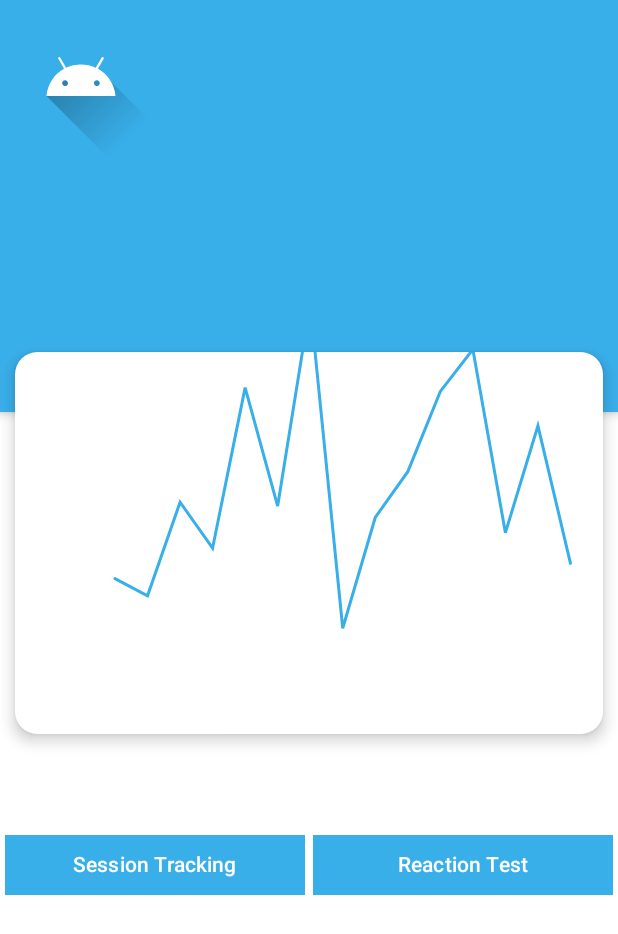
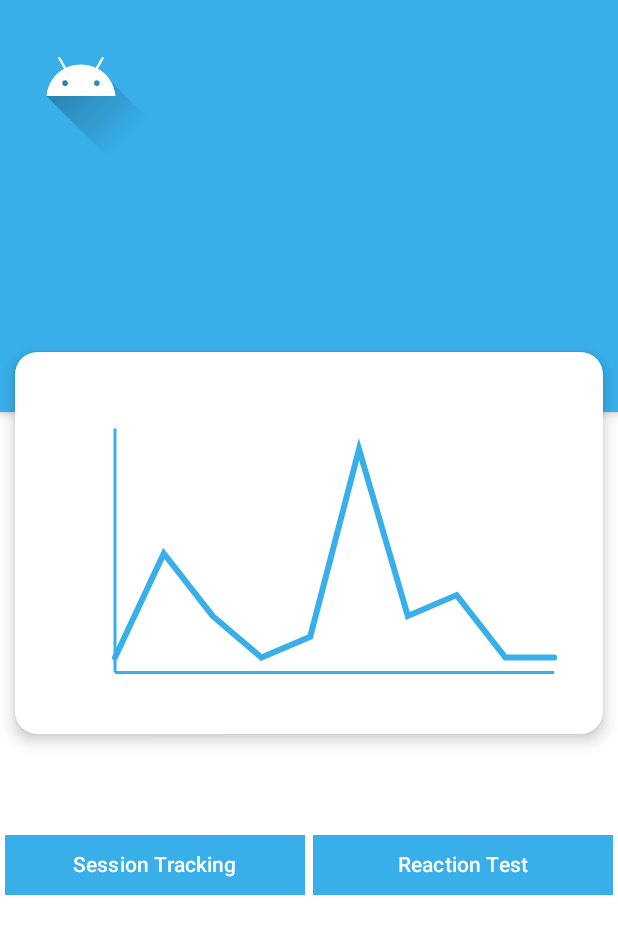
Before and after one commit to aydinbattal/SideEyePlus, an Android app built with Jetpack Compose: the HomeDriverActivity screen opened directly, with no data from a screen before it, on a phone screen of 412 x 824 dp. Shown: the top 934 px of the screen. Run offline under Robolectric (Android 15) with nearby library versions, the phone set to English and light mode, and no system bars; our stand-ins replace Firebase (no records; nobody signed in at launch, a user with empty details on screens opened directly).

Commit message:
Update Driver Home Screen, Implement X and Y axis to LineChart. will be used with real data that comes in to corresponded to graph drawn to point reference points.

```diff
--- a/app/src/main/java/sheridan/czuberad/sideeye/Services/DriverService.kt
+++ b/app/src/main/java/sheridan/czuberad/sideeye/Services/DriverService.kt
@@ -42,29 +42,6 @@ class DriverService {
 
     }
 
-//    fun fetchCurrentUser(): Driver {
-//
-//        val driver = Driver()
-//        if(currentUser != null){
-//            db.collection("Drivers").document(currentUser).get()
-//                .addOnSuccessListener {
-//                    if(it != null && it.exists()){
-//                        Log.d("YOO", ("Inside fetchCurrentUser: " + it.getString("name")) ?: "")
-//                        driver.companyName = it.getString("companyName") ?: ""
-//                        driver.email = it.getString("email") ?: ""
-//                        driver.name = it.getString("name") ?: ""
-//                        driver.phoneNumber = it.getString("phoneNumber") ?: ""
-//                        driver.status = it.getBoolean("status") ?: false
-//                    }
-//                }
-//        }
-//        Log.d("YOO", "Inside fetchCurrentUser before return " + driver.name)
-//
-//        return driver
-//
-//
-//    }
-
     fun fetchCurrentUser(callback: (Driver?) -> Unit) {
         if (currentUser != null) {
             db.collection("Drivers").document(currentUser).get()
@@ -90,4 +67,10 @@ class DriverService {
         }
     }
 
+
+    fun fetchSessions(){
+
+
+    }
+
 }
--- a/app/src/main/java/sheridan/czuberad/sideeye/UI/DriverHome.kt
+++ b/app/src/main/java/sheridan/czuberad/sideeye/UI/DriverHome.kt
@@ -1,5 +1,6 @@
 package sheridan.czuberad.sideeye.UI
 
+import android.annotation.SuppressLint
 import android.content.Intent
 import androidx.compose.animation.core.Animatable
 import androidx.compose.animation.core.tween
@@ -7,8 +8,11 @@ import androidx.compose.foundation.Canvas
 import androidx.compose.foundation.Image
 import androidx.compose.foundation.background
 import androidx.compose.foundation.layout.Arrangement
+import androidx.compose.foundation.layout.Box
+
 import androidx.compose.foundation.layout.Column
 import androidx.compose.foundation.layout.Row
+
 import androidx.compose.foundation.layout.Spacer
 import androidx.compose.foundation.layout.fillMaxSize
 import androidx.compose.foundation.layout.fillMaxWidth
@@ -25,9 +29,12 @@ import androidx.compose.material3.Text
 import androidx.compose.runtime.Composable
 import androidx.compose.runtime.LaunchedEffect
 import androidx.compose.runtime.remember
+import androidx.compose.runtime.rememberUpdatedState
 import androidx.compose.ui.Alignment
 import androidx.compose.ui.Modifier
+import androidx.compose.ui.geometry.Offset
 import androidx.compose.ui.graphics.Color
+import androidx.compose.ui.graphics.Paint
 import androidx.compose.ui.graphics.Path
 import androidx.compose.ui.graphics.RectangleShape
 import androidx.compose.ui.graphics.StrokeCap
@@ -35,7 +42,11 @@ import androidx.compose.ui.graphics.drawscope.Stroke
 import androidx.compose.ui.platform.LocalConfiguration
 import androidx.compose.ui.platform.LocalContext
 import androidx.compose.ui.res.painterResource
+import androidx.compose.ui.text.TextLayoutResult
+import androidx.compose.ui.text.TextStyle
+import androidx.compose.ui.text.drawText
 import androidx.compose.ui.unit.dp
+import androidx.compose.ui.unit.sp
 import androidx.compose.ui.zIndex
 import sheridan.czuberad.sideeye.`Application Logic`.IndependentDriverLogic
 import sheridan.czuberad.sideeye.Domain.Driver
@@ -48,21 +59,17 @@ import kotlin.math.roundToInt
 @Composable
 fun DriverHome() {
     val data = listOf(
-        Pair(6, 111.45),
-        Pair(7, 111.0),
-        Pair(8, 113.45),
-        Pair(9, 112.25),
-        Pair(10, 116.45),
-        Pair(11, 113.35),
-        Pair(12, 118.65),
-        Pair(13, 110.15),
-        Pair(14, 113.05),
-        Pair(15, 114.25),
-        Pair(16, 116.35),
-        Pair(17, 117.45),
-        Pair(18, 112.65),
-        Pair(19, 115.45),
-        Pair(20, 111.85)
+        Pair(1, 0),
+        Pair(2, 5),
+        Pair(3, 2),
+        Pair(4, 0),
+        Pair(5, 1),
+        Pair(6, 10),
+        Pair(7, 2),
+        Pair(8, 3),
+        Pair(9, 0),
+        Pair(10, 0)
+
     )
     val configuration = LocalConfiguration.current
     val context = LocalContext.current
@@ -105,6 +112,7 @@ fun DriverHome() {
 
 
         }
+
 
 
         Row(
@@ -151,15 +159,17 @@ fun DriverHome() {
 
 }
 
+
+
 @Composable
 fun LineChart(
-    data: List<Pair<Int, Double>> = emptyList(),
+    data: List<Pair<Int, Int>> = emptyList(),
     modifier: Modifier = Modifier,
     title: String = "Session Overview"
 ) {
     val spacing = 100f
     val graphColor = Color(0xFF39AFEA)
-    val upperValue = remember { (data.maxOfOrNull { it.second }?.plus(1))?.roundToInt() ?: 0 }
+    val upperValue = remember { (data.maxOfOrNull { it.second }?.plus(1)) ?: 0 }
     val lowerValue = remember { (data.minOfOrNull { it.second }?.toInt() ?: 0) }
 
     val drawingProgress = remember { Animatable(0f) }
@@ -171,20 +181,25 @@ fun LineChart(
         )
     }
 
+    Canvas(modifier = modifier) {
+        val spacePerHour = (size.width - spacing) / data.size
+        val lastDataPointX = spacing + (data.size - 1) * spacePerHour
+        val height = size.height
 
 
-    Canvas(modifier = modifier) {
-        val spacePerHour = (size.width - spacing) / data.size
-        val height = size.height
+        val graphTopPaddingRatio = 0.2f
+        val graphBottomPaddingRatio = 0.2f
+        val availableHeight = height * (1 - graphTopPaddingRatio - graphBottomPaddingRatio)
+        val graphTopPadding = height * graphTopPaddingRatio
 
         val path = Path()
         val drawingLimit = drawingProgress.value.toInt()
 
         for (i in 0 until drawingLimit) {
             val info = data[i]
-            val ratio = (info.second - lowerValue) / (upperValue - lowerValue)
+            val ratio = (info.second - lowerValue).toFloat() / (upperValue - lowerValue)
             val x1 = spacing + i * spacePerHour
-            val y1 = height - spacing - (ratio * height).toFloat()
+            val y1 = graphTopPadding + (1 - ratio) * availableHeight
 
             if (i == 0) {
                 path.moveTo(x1, y1)
@@ -199,10 +214,10 @@ fun LineChart(
             val t = drawingProgress.value - drawingLimit
 
             val startX = spacing + (drawingLimit - 1) * spacePerHour
-            val startY = height - spacing - ((startInfo.second - lowerValue) / (upperValue - lowerValue) * height).toFloat()
+            val startY = graphTopPadding + (1 - (startInfo.second - lowerValue).toFloat() / (upperValue - lowerValue)) * availableHeight
 
             val endX = spacing + drawingLimit * spacePerHour
-            val endY = height - spacing - ((endInfo.second - lowerValue) / (upperValue - lowerValue) * height).toFloat()
+            val endY = graphTopPadding + (1 - (endInfo.second - lowerValue).toFloat() / (upperValue - lowerValue)) * availableHeight
 
             val interpolatedX = lerp(startX, endX, t)
             val interpolatedY = lerp(startY, endY, t)
@@ -214,10 +229,26 @@ fun LineChart(
             path = path,
             color = graphColor,
             style = Stroke(
-                width = 2.dp.toPx(),
+                width = 4.dp.toPx(),
                 cap = StrokeCap.Round
             )
         )
+
+        drawLine(
+            color = Color(0xFF39AFEA),
+            start = Offset(spacing, size.height * graphBottomPaddingRatio),
+            end = Offset(spacing, size.height - size.height * graphTopPaddingRatio + 10.dp.toPx()),
+            strokeWidth = 2.dp.toPx()
+        )
+        //X axis line
+        drawLine(
+            color = Color(0xFF39AFEA),
+            start = Offset(spacing, size.height - size.height * graphTopPaddingRatio + 10.dp.toPx() ),
+            end = Offset(lastDataPointX, size.height - size.height * graphTopPaddingRatio + 10.dp.toPx()),
+            strokeWidth = 2.dp.toPx()
+        )
+
+
 
     }
 }
```
